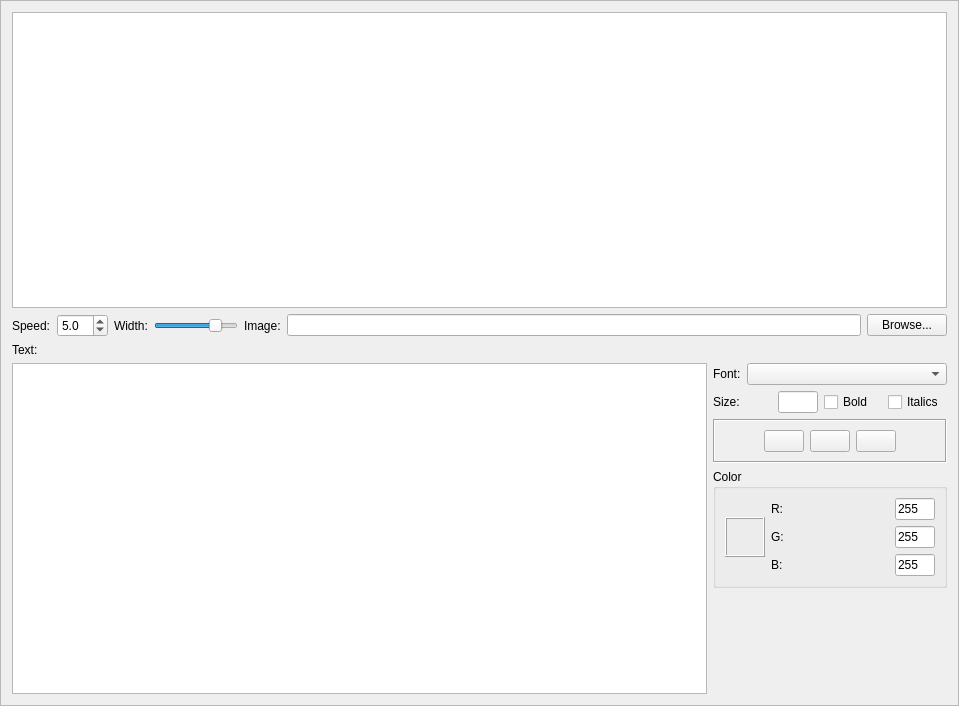
Old version of the form DMHelper/src/encounterscrollingtextedit.ui in the repository MMetze/DMHelper.
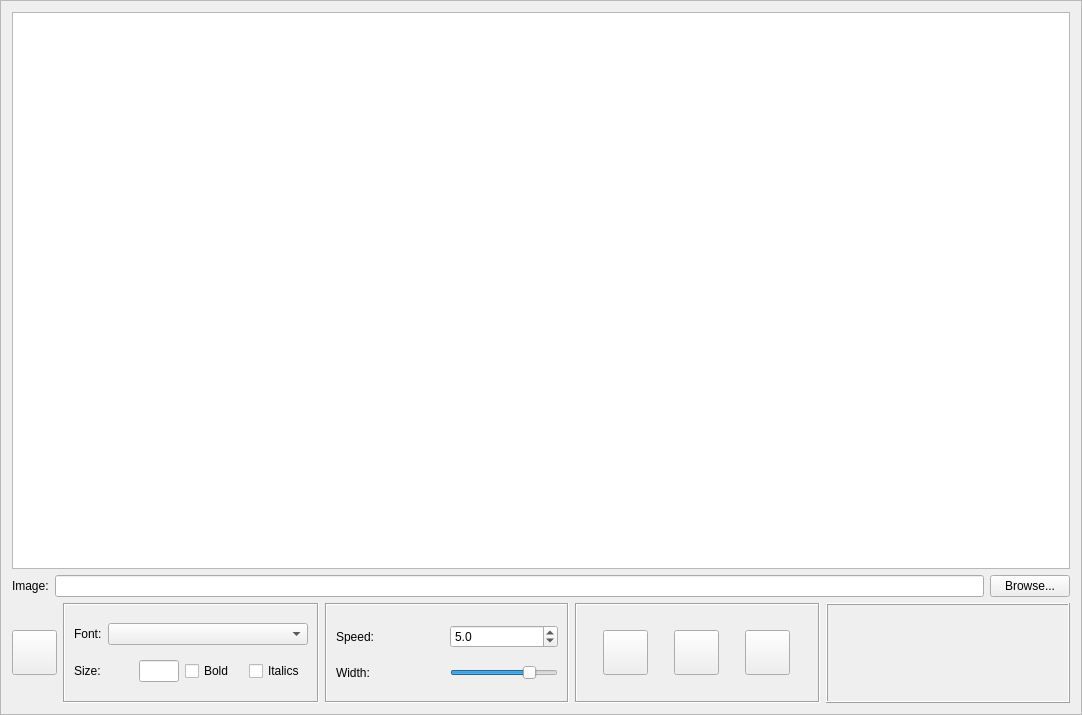
New version of the form. Icons and pictures are not drawn. Custom widgets are drawn as their Qt base class.

What changed in the file:
```diff
--- a/DMHelper/src/encounterscrollingtextedit.ui
+++ b/DMHelper/src/encounterscrollingtextedit.ui
@@ -6,8 +6,8 @@
    <rect>
     <x>0</x>
     <y>0</y>
-    <width>959</width>
-    <height>706</height>
+    <width>1082</width>
+    <height>715</height>
    </rect>
   </property>
   <property name="windowTitle">
@@ -24,65 +24,17 @@
   </property>
   <layout class="QVBoxLayout" name="verticalLayout_3">
    <item>
-    <widget class="QGraphicsView" name="graphicsView"/>
-   </item>
-   <item>
-    <layout class="QHBoxLayout" name="horizontalLayout_3">
-     <item>
-      <widget class="QLabel" name="label">
-       <property name="text">
-        <string>Speed:</string>
-       </property>
-      </widget>
-     </item>
-     <item>
-      <widget class="QDoubleSpinBox" name="spinSpeed">
-       <property name="decimals">
-        <number>1</number>
-       </property>
-       <property name="minimum">
-        <double>0.100000000000000</double>
-       </property>
-       <property name="maximum">
-        <double>50.000000000000000</double>
-       </property>
-       <property name="singleStep">
-        <double>1.000000000000000</double>
-       </property>
-       <property name="value">
-        <double>5.000000000000000</double>
-       </property>
-      </widget>
-     </item>
-     <item>
-      <widget class="QLabel" name="label_9">
-       <property name="text">
-        <string>Width:</string>
-       </property>
-      </widget>
-     </item>
-     <item>
-      <widget class="QSlider" name="sliderWidth">
+    <widget class="TextEditMargins" name="edtText">
        <property name="sizePolicy">
-        <sizepolicy hsizetype="Preferred" vsizetype="Fixed">
+      <sizepolicy hsizetype="Expanding" vsizetype="Expanding">
          <horstretch>0</horstretch>
          <verstretch>0</verstretch>
         </sizepolicy>
        </property>
-       <property name="minimum">
-        <number>10</number>
-       </property>
-       <property name="maximum">
-        <number>100</number>
-       </property>
-       <property name="value">
-        <number>80</number>
-       </property>
-       <property name="orientation">
-        <enum>Qt::Horizontal</enum>
-       </property>
-      </widget>
-     </item>
+    </widget>
+   </item>
+   <item>
+    <layout class="QHBoxLayout" name="horizontalLayout">
      <item>
       <widget class="QLabel" name="label_7">
        <property name="text">
@@ -107,26 +59,38 @@
     </layout>
    </item>
    <item>
-    <widget class="QLabel" name="label_5">
+    <layout class="QHBoxLayout" name="horizontalLayout_6">
+     <item>
+      <widget class="ColorPushButton" name="btnColor">
+       <property name="minimumSize">
+        <size>
+         <width>45</width>
+         <height>45</height>
+        </size>
+       </property>
+       <property name="maximumSize">
+        <size>
+         <width>45</width>
+         <height>45</height>
+        </size>
+       </property>
      <property name="text">
-      <string>Text:</string>
-     </property>
-    </widget>
-   </item>
-   <item>
-    <layout class="QHBoxLayout" name="horizontalLayout_9">
-     <item>
-      <widget class="QTextEdit" name="edtText">
-       <property name="sizePolicy">
-        <sizepolicy hsizetype="Expanding" vsizetype="Expanding">
-         <horstretch>0</horstretch>
-         <verstretch>0</verstretch>
-        </sizepolicy>
+        <string/>
+       </property>
+       <property name="flat">
+        <bool>false</bool>
        </property>
       </widget>
      </item>
      <item>
-      <layout class="QVBoxLayout" name="verticalLayout_2">
+      <widget class="QFrame" name="frame_2">
+       <property name="frameShape">
+        <enum>QFrame::Box</enum>
+       </property>
+       <property name="frameShadow">
+        <enum>QFrame::Sunken</enum>
+       </property>
+       <layout class="QVBoxLayout" name="verticalLayout">
        <item>
         <layout class="QHBoxLayout" name="horizontalLayout_2">
          <item>
@@ -195,6 +159,84 @@
          </item>
         </layout>
        </item>
+       </layout>
+      </widget>
+     </item>
+     <item>
+      <widget class="QFrame" name="frame_3">
+       <property name="frameShape">
+        <enum>QFrame::Box</enum>
+       </property>
+       <property name="frameShadow">
+        <enum>QFrame::Sunken</enum>
+       </property>
+       <layout class="QVBoxLayout" name="verticalLayout_2">
+        <item>
+         <layout class="QHBoxLayout" name="horizontalLayout_3">
+          <item>
+           <widget class="QLabel" name="label">
+            <property name="text">
+             <string>Speed:</string>
+            </property>
+           </widget>
+          </item>
+          <item>
+           <widget class="QDoubleSpinBox" name="spinSpeed">
+            <property name="decimals">
+             <number>1</number>
+            </property>
+            <property name="minimum">
+             <double>0.100000000000000</double>
+            </property>
+            <property name="maximum">
+             <double>50.000000000000000</double>
+            </property>
+            <property name="singleStep">
+             <double>1.000000000000000</double>
+            </property>
+            <property name="value">
+             <double>5.000000000000000</double>
+            </property>
+           </widget>
+          </item>
+         </layout>
+        </item>
+        <item>
+         <layout class="QHBoxLayout" name="horizontalLayout_5">
+          <item>
+           <widget class="QLabel" name="label_9">
+            <property name="text">
+             <string>Width:</string>
+            </property>
+           </widget>
+          </item>
+          <item>
+           <widget class="QSlider" name="sliderWidth">
+            <property name="sizePolicy">
+             <sizepolicy hsizetype="Preferred" vsizetype="Fixed">
+              <horstretch>0</horstretch>
+              <verstretch>0</verstretch>
+             </sizepolicy>
+            </property>
+            <property name="minimum">
+             <number>10</number>
+            </property>
+            <property name="maximum">
+             <number>100</number>
+            </property>
+            <property name="value">
+             <number>80</number>
+            </property>
+            <property name="orientation">
+             <enum>Qt::Horizontal</enum>
+            </property>
+           </widget>
+          </item>
+         </layout>
+        </item>
+       </layout>
+      </widget>
+     </item>
        <item>
         <widget class="QFrame" name="frame">
          <property name="frameShape">
@@ -204,24 +246,35 @@
           <enum>QFrame::Sunken</enum>
          </property>
          <layout class="QHBoxLayout" name="horizontalLayout_8">
-          <item>
-           <spacer name="horizontalSpacer">
-            <property name="orientation">
-             <enum>Qt::Horizontal</enum>
-            </property>
-            <property name="sizeType">
-             <enum>QSizePolicy::Preferred</enum>
-            </property>
-            <property name="sizeHint" stdset="0">
-             <size>
-              <width>40</width>
-              <height>20</height>
-             </size>
-            </property>
-           </spacer>
-          </item>
+        <property name="spacing">
+         <number>5</number>
+        </property>
+        <property name="leftMargin">
+         <number>5</number>
+        </property>
+        <property name="topMargin">
+         <number>5</number>
+        </property>
+        <property name="rightMargin">
+         <number>5</number>
+        </property>
+        <property name="bottomMargin">
+         <number>5</number>
+        </property>
           <item>
            <widget class="QPushButton" name="btnLeftText">
+          <property name="minimumSize">
+           <size>
+            <width>45</width>
+            <height>45</height>
+           </size>
+          </property>
+          <property name="maximumSize">
+           <size>
+            <width>45</width>
+            <height>45</height>
+           </size>
+          </property>
             <property name="text">
              <string/>
             </property>
@@ -242,6 +295,18 @@
           </item>
           <item>
            <widget class="QPushButton" name="btnCenterText">
+          <property name="minimumSize">
+           <size>
+            <width>45</width>
+            <height>45</height>
+           </size>
+          </property>
+          <property name="maximumSize">
+           <size>
+            <width>45</width>
+            <height>45</height>
+           </size>
+          </property>
             <property name="text">
              <string/>
             </property>
@@ -262,6 +327,18 @@
           </item>
           <item>
            <widget class="QPushButton" name="btnRightText">
+          <property name="minimumSize">
+           <size>
+            <width>45</width>
+            <height>45</height>
+           </size>
+          </property>
+          <property name="maximumSize">
+           <size>
+            <width>45</width>
+            <height>45</height>
+           </size>
+          </property>
             <property name="text">
              <string/>
             </property>
@@ -280,177 +357,6 @@
             </attribute>
            </widget>
           </item>
-          <item>
-           <spacer name="horizontalSpacer_2">
-            <property name="orientation">
-             <enum>Qt::Horizontal</enum>
-            </property>
-            <property name="sizeType">
-             <enum>QSizePolicy::Preferred</enum>
-            </property>
-            <property name="sizeHint" stdset="0">
-             <size>
-              <width>40</width>
-              <height>20</height>
-             </size>
-            </property>
-           </spacer>
-          </item>
-         </layout>
-        </widget>
-       </item>
-       <item>
-        <widget class="QGroupBox" name="groupBox">
-         <property name="title">
-          <string>Color</string>
-         </property>
-         <layout class="QHBoxLayout" name="horizontalLayout_7">
-          <item>
-           <widget class="QFrame" name="frameColor">
-            <property name="sizePolicy">
-             <sizepolicy hsizetype="Fixed" vsizetype="Fixed">
-              <horstretch>0</horstretch>
-              <verstretch>0</verstretch>
-             </sizepolicy>
-            </property>
-            <property name="minimumSize">
-             <size>
-              <width>40</width>
-              <height>40</height>
-             </size>
-            </property>
-            <property name="maximumSize">
-             <size>
-              <width>40</width>
-              <height>40</height>
-             </size>
-            </property>
-            <property name="baseSize">
-             <size>
-              <width>40</width>
-              <height>40</height>
-             </size>
-            </property>
-            <property name="frameShape">
-             <enum>QFrame::Box</enum>
-            </property>
-            <property name="frameShadow">
-             <enum>QFrame::Raised</enum>
-            </property>
-           </widget>
-          </item>
-          <item>
-           <layout class="QVBoxLayout" name="verticalLayout">
-            <item>
-             <layout class="QHBoxLayout" name="horizontalLayout">
-              <item>
-               <widget class="QLabel" name="label_2">
-                <property name="text">
-                 <string>R:</string>
-                </property>
-               </widget>
-              </item>
-              <item>
-               <widget class="QLineEdit" name="edtR">
-                <property name="sizePolicy">
-                 <sizepolicy hsizetype="Fixed" vsizetype="Fixed">
-                  <horstretch>0</horstretch>
-                  <verstretch>0</verstretch>
-                 </sizepolicy>
-                </property>
-                <property name="maximumSize">
-                 <size>
-                  <width>40</width>
-                  <height>16777215</height>
-                 </size>
-                </property>
-                <property name="baseSize">
-                 <size>
-                  <width>40</width>
-                  <height>0</height>
-                 </size>
-                </property>
-                <property name="text">
-                 <string>255</string>
-                </property>
-               </widget>
-              </item>
-             </layout>
-            </item>
-            <item>
-             <layout class="QHBoxLayout" name="horizontalLayout_5">
-              <item>
-               <widget class="QLabel" name="label_3">
-                <property name="text">
-                 <string>G:</string>
-                </property>
-               </widget>
-              </item>
-              <item>
-               <widget class="QLineEdit" name="edtG">
-                <property name="sizePolicy">
-                 <sizepolicy hsizetype="Fixed" vsizetype="Fixed">
-                  <horstretch>0</horstretch>
-                  <verstretch>0</verstretch>
-                 </sizepolicy>
-                </property>
-                <property name="maximumSize">
-                 <size>
-                  <width>40</width>
-                  <height>16777215</height>
-                 </size>
-                </property>
-                <property name="baseSize">
-                 <size>
-                  <width>40</width>
-                  <height>0</height>
-                 </size>
-                </property>
-                <property name="text">
-                 <string>255</string>
-                </property>
-               </widget>
-              </item>
-             </layout>
-            </item>
-            <item>
-             <layout class="QHBoxLayout" name="horizontalLayout_6">
-              <item>
-               <widget class="QLabel" name="label_4">
-                <property name="text">
-                 <string>B:</string>
-                </property>
-               </widget>
-              </item>
-              <item>
-               <widget class="QLineEdit" name="edtB">
-                <property name="sizePolicy">
-                 <sizepolicy hsizetype="Fixed" vsizetype="Fixed">
-                  <horstretch>0</horstretch>
-                  <verstretch>0</verstretch>
-                 </sizepolicy>
-                </property>
-                <property name="maximumSize">
-                 <size>
-                  <width>40</width>
-                  <height>16777215</height>
-                 </size>
-                </property>
-                <property name="baseSize">
-                 <size>
-                  <width>40</width>
-                  <height>0</height>
-                 </size>
-                </property>
-                <property name="text">
-                 <string>255</string>
-                </property>
-               </widget>
-              </item>
-             </layout>
-            </item>
-           </layout>
-          </item>
          </layout>
         </widget>
        </item>
@@ -475,14 +381,12 @@
           </size>
          </property>
          <property name="frameShape">
-          <enum>QFrame::NoFrame</enum>
+        <enum>QFrame::Box</enum>
          </property>
          <property name="frameShadow">
           <enum>QFrame::Raised</enum>
          </property>
         </widget>
-       </item>
-      </layout>
      </item>
     </layout>
    </item>
@@ -495,6 +399,16 @@
    <header>publishbuttonframe.h</header>
    <container>1</container>
   </customwidget>
+  <customwidget>
+   <class>ColorPushButton</class>
+   <extends>QPushButton</extends>
+   <header>colorpushbutton.h</header>
+  </customwidget>
+  <customwidget>
+   <class>TextEditMargins</class>
+   <extends>QTextEdit</extends>
+   <header>texteditmargins.h</header>
+  </customwidget>
  </customwidgets>
  <resources>
   <include location="resources.qrc"/>
```
Lines whose indentation alone changed are shown as unchanged.
